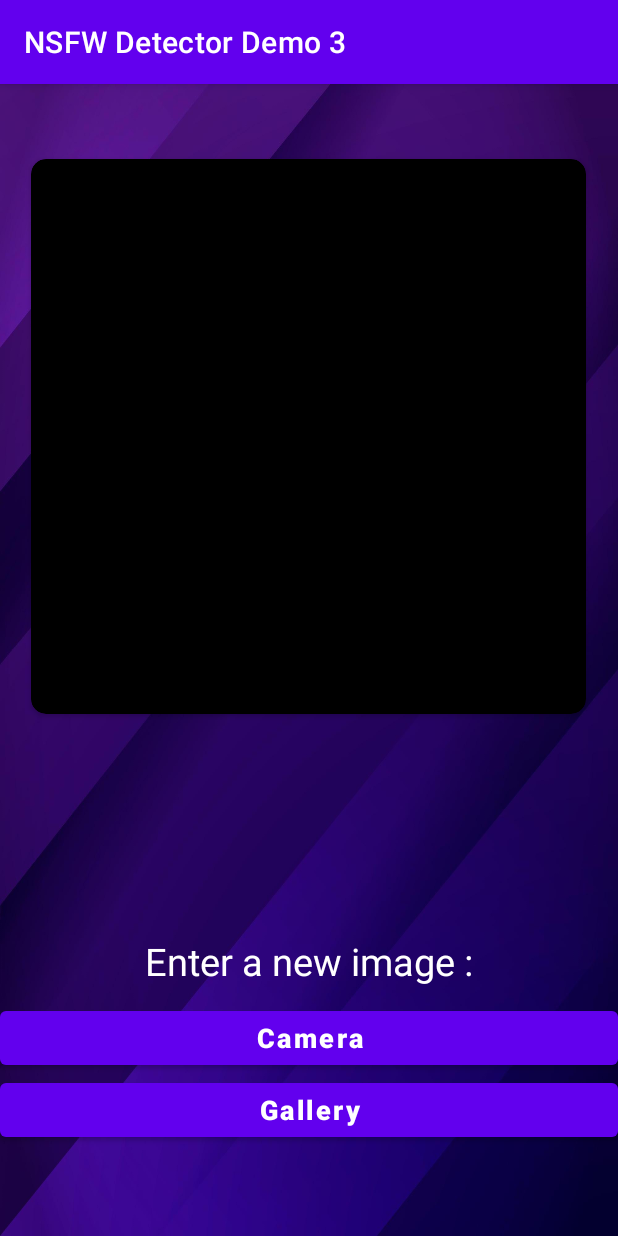
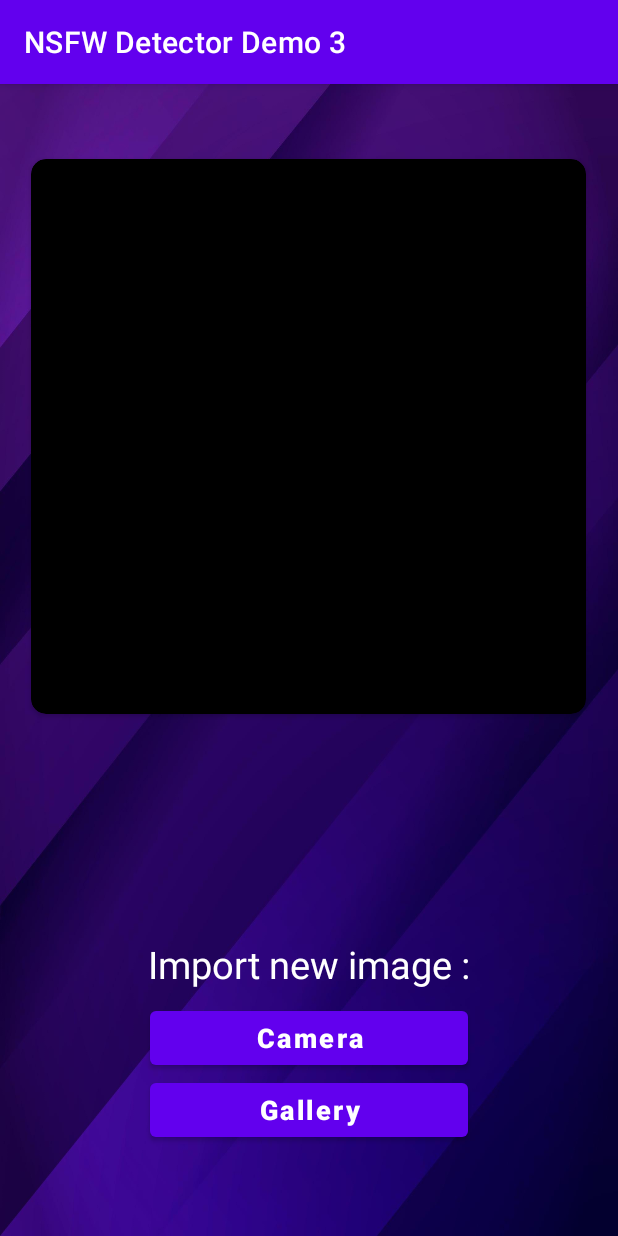
Before and after one commit to glytch3/ImageInspector, an Android app: the screen it shows after launch (MainActivity), on a phone screen of 412 x 824 dp. Run offline under Robolectric (Android 15) with nearby library versions, the phone set to English and light mode, and no system bars; libraries missing offline, so code that uses them is left out: org.tensorflow.lite.

Commit message:
button fixed

```diff
--- a/app/src/main/java/com/example/nsfwdetectordemo3/MainActivity.java
+++ b/app/src/main/java/com/example/nsfwdetectordemo3/MainActivity.java
@@ -136,7 +136,7 @@ public class MainActivity extends AppCompatActivity {
                 }
                 else if (indexOfFirstConfidence==1)
                 {
-                    s = "Baka!! Hentai!!";
+                    s = "Baka !! Hentai !!";
                 }
                 else if (indexOfFirstConfidence==2)
                 {
--- a/app/src/main/res/layout/activity_main.xml
+++ b/app/src/main/res/layout/activity_main.xml
@@ -8,15 +8,16 @@
     tools:context=".MainActivity">
 
     <Button
+        android:id="@+id/button"
         android:layout_width="match_parent"
         android:layout_height="wrap_content"
+        android:layout_above="@id/button2"
         android:layout_centerInParent="true"
-        android:id="@+id/button"
         android:text="Camera"
         android:textAllCaps="false"
-        android:layout_above="@id/button2"
         android:textSize="18sp"
         android:textStyle="bold"
+        android:layout_marginStart="200sp"
         />
     <Button
         android:layout_width="match_parent"
@@ -29,6 +30,8 @@
         android:textSize="18sp"
         android:textStyle="bold"
         android:layout_marginBottom="60sp"
+        android:layout_marginStart="200sp"
+
         />
     <androidx.cardview.widget.CardView
         android:layout_width="370sp"
@@ -39,18 +42,20 @@
         android:layout_centerHorizontal="true"
         app:cardBackgroundColor="@color/black"
         android:elevation="10dp">
+
         <ImageView
+            android:id="@+id/imageView"
             android:layout_width="match_parent"
             android:layout_height="match_parent"
-            android:id="@+id/imageView"
-            />
+            android:contentDescription="TODO"
+            tools:ignore="ImageContrastCheck" />
     </androidx.cardview.widget.CardView>
     <TextView
         android:layout_width="wrap_content"
         android:layout_height="wrap_content"
         android:layout_centerHorizontal="true"
-        android:layout_marginBottom="10sp"
-        android:text="Enter a new image :"
+        android:layout_marginBottom="8sp"
+        android:text="Import new image :"
         android:textColor="@color/white"
         android:textStyle="normal"
         android:textSize="25sp"
```
